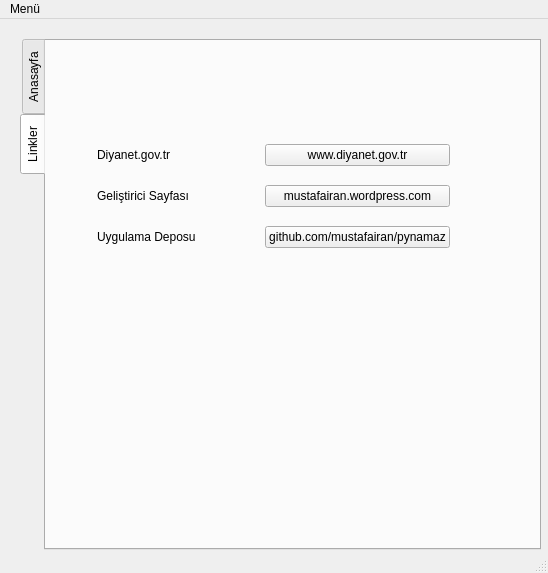
Old version of the form data/ui_pynamaz.ui in the repository mustafairan/pynamaz.
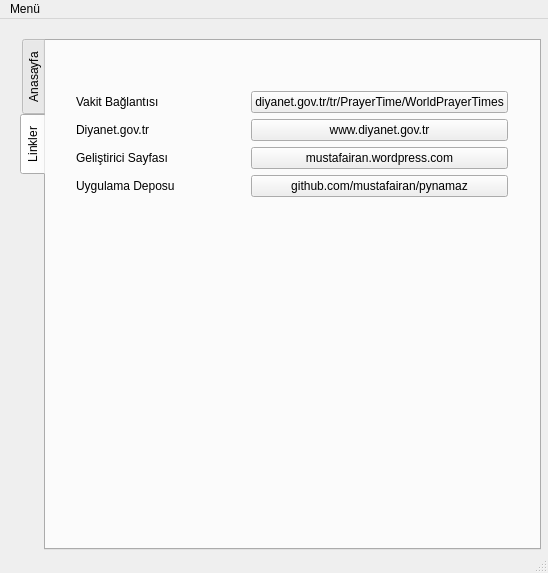
New version of the form. The open tabs and pages were chosen to show the change.

```diff
--- a/data/ui_pynamaz.ui
+++ b/data/ui_pynamaz.ui
@@ -594,55 +594,72 @@
         <widget class="QWidget" name="gridLayoutWidget_8">
          <property name="geometry">
           <rect>
-           <x>51</x>
-           <y>90</y>
-           <width>353</width>
-           <height>131</height>
+           <x>30</x>
+           <y>50</y>
+           <width>432</width>
+           <height>106</height>
           </rect>
          </property>
          <layout class="QGridLayout" name="gridLayout_5">
-          <item row="1" column="1">
+          <item row="2" column="1">
            <widget class="QPushButton" name="pushButton_2">
             <property name="text">
              <string>mustafairan.wordpress.com</string>
             </property>
            </widget>
           </item>
+          <item row="0" column="0">
+           <widget class="QLabel" name="label_6">
+            <property name="text">
+             <string>Vakit Bağlantısı</string>
+            </property>
+           </widget>
+          </item>
+          <item row="3" column="1">
+           <widget class="QPushButton" name="pushButton_3">
+            <property name="text">
+             <string>github.com/mustafairan/pynamaz</string>
+            </property>
+           </widget>
+          </item>
           <item row="0" column="1">
+           <widget class="QPushButton" name="pushButton_4">
+            <property name="text">
+             <string>diyanet.gov.tr/tr/PrayerTime/WorldPrayerTimes</string>
+            </property>
+           </widget>
+          </item>
+          <item row="1" column="1">
            <widget class="QPushButton" name="pushButton">
             <property name="text">
              <string>www.diyanet.gov.tr</string>
             </property>
-           </widget>
-          </item>
-          <item row="2" column="1">
-           <widget class="QPushButton" name="pushButton_3">
-            <property name="text">
-             <string>github.com/mustafairan/pynamaz</string>
+            <property name="flat">
+             <bool>false</bool>
             </property>
            </widget>
           </item>
-          <item row="0" column="0">
-           <widget class="QLabel" name="label_14">
-            <property name="text">
-             <string>Diyanet.gov.tr</string>
-            </property>
-           </widget>
-          </item>
-          <item row="1" column="0">
+          <item row="2" column="0">
            <widget class="QLabel" name="label_15">
             <property name="text">
              <string>Geliştirici Sayfası</string>
             </property>
            </widget>
           </item>
-          <item row="2" column="0">
+          <item row="3" column="0">
            <widget class="QLabel" name="label_17">
             <property name="text">
              <string>Uygulama Deposu</string>
             </property>
            </widget>
           </item>
+          <item row="1" column="0">
+           <widget class="QLabel" name="label_14">
+            <property name="text">
+             <string>Diyanet.gov.tr</string>
+            </property>
+           </widget>
+          </item>
          </layout>
         </widget>
        </widget>
```
